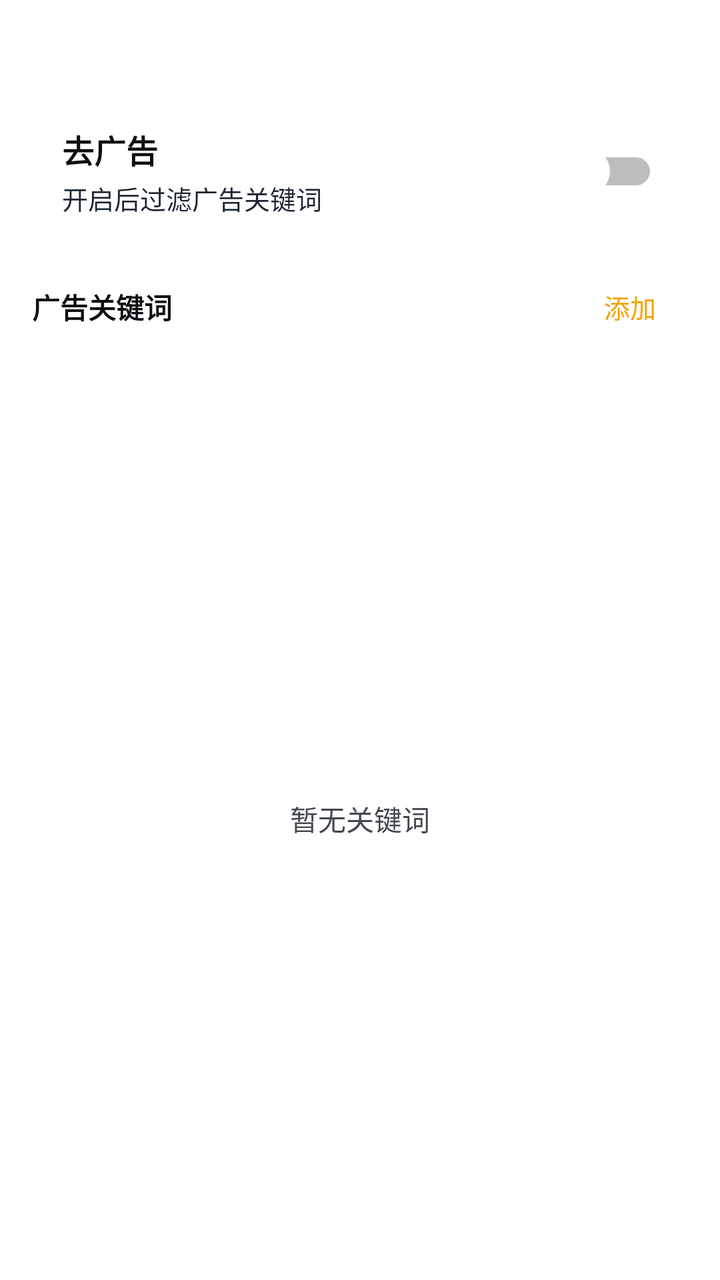
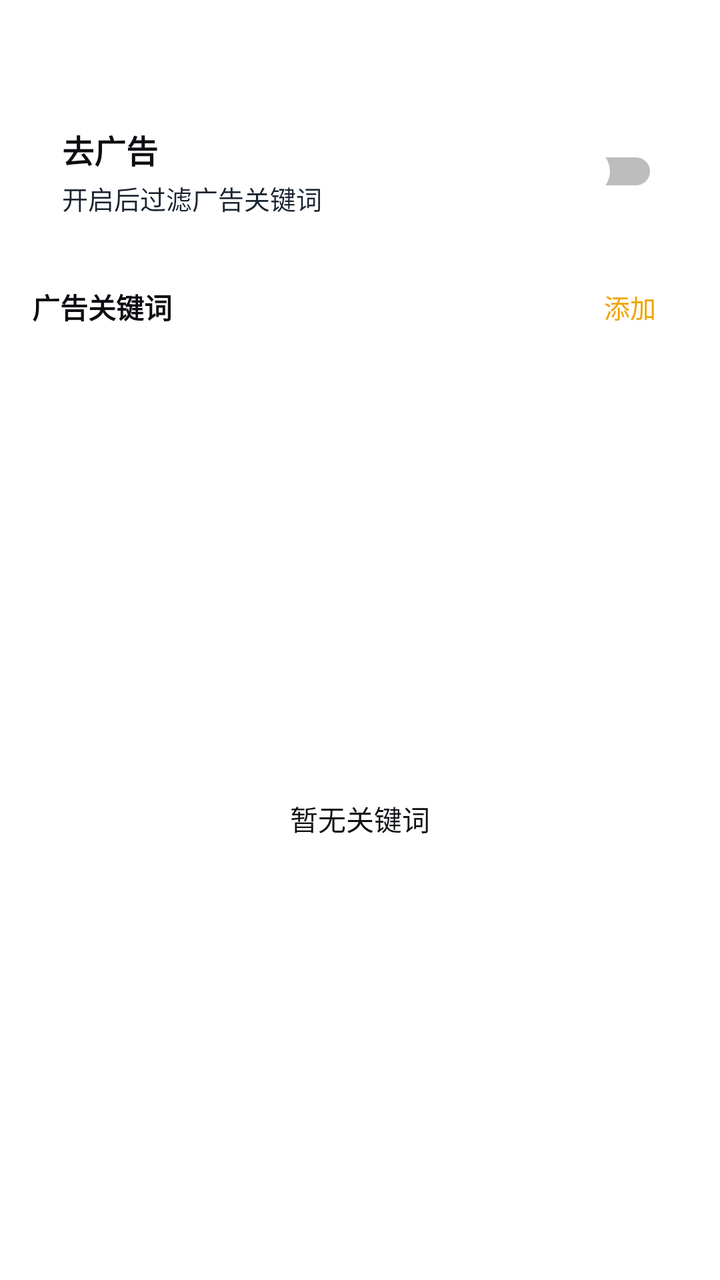

Before-and-after screenshots of an Android layout around one commit, followed by the original layout XML and the change that was made.
<!-- AndroidManifest.xml: another module's application theme Theme.App -->
<!-- res/layout/activity_adblock.xml -->
<?xml version="1.0" encoding="utf-8"?>
<LinearLayout xmlns:android="http://schemas.android.com/apk/res/android"
    android:layout_width="match_parent"
    android:layout_height="match_parent"
    android:fitsSystemWindows="true"
    android:orientation="vertical">

    <LinearLayout
        android:layout_width="match_parent"
        android:layout_height="match_parent"
        android:orientation="vertical"
        android:paddingLeft="16dp"
        android:paddingRight="16dp"
        android:paddingTop="48dp">

        <LinearLayout
            android:layout_width="match_parent"
            android:layout_height="wrap_content"
            android:layout_marginBottom="12dp"
            android:background="@drawable/xc_setcard_v2"
            android:gravity="center_vertical"
            android:minHeight="64dp"
            android:orientation="horizontal"
            android:padding="15dp">
            <LinearLayout
                android:layout_width="0dp"
                android:layout_height="wrap_content"
                android:layout_weight="1"
                android:orientation="vertical">
                <TextView
                    android:layout_width="wrap_content"
                    android:layout_height="wrap_content"
                    android:text="去广告"
                    android:textColor="#0C0E12"
                    android:textSize="16sp"
                    android:textStyle="bold" />
                <TextView
                    android:layout_width="wrap_content"
                    android:layout_height="wrap_content"
                    android:layout_marginTop="3dp"
                    android:text="开启后过滤广告关键词"
                    android:textColor="#1B2431"
                    android:textSize="13sp" />
            </LinearLayout>
            <Switch
                android:id="@+id/sw_adblock"
                android:layout_width="wrap_content"
                android:layout_height="wrap_content"
                android:thumb="@drawable/xc_switch_thumb" />
        </LinearLayout>

        <LinearLayout
            android:layout_width="match_parent"
            android:layout_height="wrap_content"
            android:orientation="horizontal"
            android:gravity="center_vertical"
            android:layout_marginBottom="8dp">
            <TextView
                android:layout_width="0dp"
                android:layout_height="wrap_content"
                android:layout_weight="1"
                android:text="广告关键词"
                android:textColor="#0C0E12"
                android:textSize="14sp"
                android:textStyle="bold" />
            <TextView
                android:id="@+id/btn_add_keyword"
                android:layout_width="wrap_content"
                android:layout_height="wrap_content"
                android:background="@drawable/xc_setcard_v2"
                android:paddingLeft="16dp"
                android:paddingRight="16dp"
                android:paddingTop="8dp"
                android:paddingBottom="8dp"
                android:text="添加"
                android:textColor="#F0A400"
                android:textSize="13sp" />
        </LinearLayout>

        <TextView
            android:id="@+id/tv_empty"
            android:layout_width="match_parent"
            android:layout_height="0dp"
            android:layout_weight="1"
            android:gravity="center"
            android:text="暂无关键词"
            android:textColor="#43484F"
            android:textSize="14sp" />

        <androidx.recyclerview.widget.RecyclerView
            android:id="@+id/rv_keywords"
            android:layout_width="match_parent"
            android:layout_height="0dp"
            android:layout_weight="1"
            android:clipToPadding="false"
            android:paddingBottom="16dp"
            android:visibility="gone" />
    </LinearLayout>
</LinearLayout>
<!-- resources referenced by this layout -->
<resources>
  <!-- drawable xc_setcard_v2 (drawable) -->
  <?xml version="1.0" encoding="utf-8"?>
  <shape xmlns:android="http://schemas.android.com/apk/res/android" android:shape="rectangle">
      <corners android:radius="10dp" />
      <solid android:color="#57FFFFFF" />
      <stroke android:width="1dp" android:color="#61FFFFFF" />
  </shape>
  <!-- drawable xc_switch_thumb (drawable) -->
  <?xml version="1.0" encoding="utf-8"?>
  <selector xmlns:android="http://schemas.android.com/apk/res/android">
      <item android:state_checked="true">
          <shape android:shape="oval">
              <solid android:color="#f0a400" />
              <size android:width="24dp" android:height="24dp" />
          </shape>
      </item>
      <item>
          <shape android:shape="oval">
              <solid android:color="#FFFFFF" />
              <size android:width="24dp" android:height="24dp" />
          </shape>
      </item>
  </selector>
  <style name="Theme.App" parent="Theme.XingChen">
          <item name="android:windowDisablePreview">true</item>
          <item name="android:windowSplashScreenBackground">#000000</item>
          <item name="android:windowBackground">#000000</item>
      </style>
  <style name="Theme.XingChen" parent="Theme.Material3.DayNight.NoActionBar">
          <item name="android:windowBackground">@android:color/transparent</item>
                <item name="android:colorBackground">@android:color/transparent</item>
          <item name="colorPrimary">#f0a400</item>
          <item name="colorPrimaryVariant">#c07f00</item>
          <item name="colorOnPrimary">@android:color/white</item>
      </style>
</resources>

<!-- the commit's change to res/layout/activity_adblock.xml (unified diff, before → after) -->
@@ -84,7 +84,7 @@
             android:layout_weight="1"
             android:gravity="center"
             android:text="暂无关键词"
-            android:textColor="#43484F"
+            android:textColor="#101216"
             android:textSize="14sp" />
 
         <androidx.recyclerview.widget.RecyclerView
